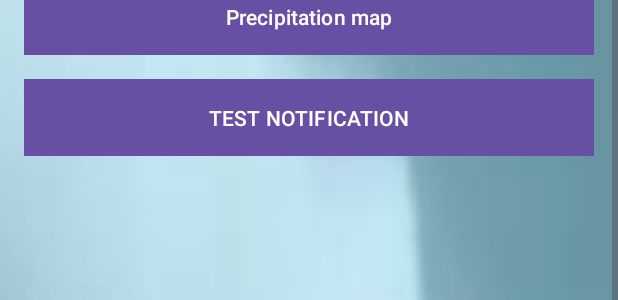
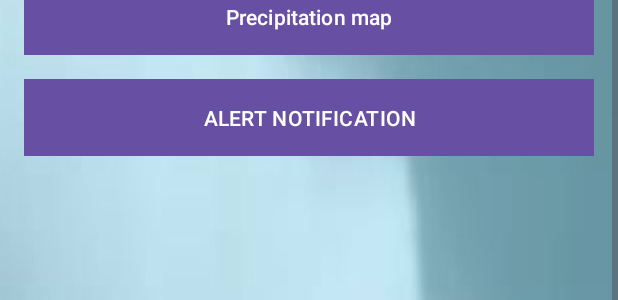
Before and after one commit to kamilmaciejczyk1/WeatherMaster, an Android app: the layout activity_main.xml on its own in the app's theme, with its tools: preview values and no code run, scrolled down 1153 dp, on a phone screen of 412 x 824 dp. Shown: the part 636-936 px from the top of the screen. Run offline under Robolectric (Android 15) with nearby library versions, the phone set to English and light mode, and no system bars; network calls fail.

Commit message:
male poprawki

```diff
--- a/app/src/main/java/com/example/weathermaster/ForecastAdapter.java
+++ b/app/src/main/java/com/example/weathermaster/ForecastAdapter.java
@@ -34,7 +34,7 @@ public class ForecastAdapter extends RecyclerView.Adapter<ForecastAdapter.Foreca
     private String getUnitForField(int fieldIndex) {
         switch (fieldIndex) {
             case 1: // forecast_temperature_text
-                return "°C";
+                return "";
             case 2: // humidity_text
                 return "";
             case 3: // windspeed_text
--- a/app/src/main/res/layout/activity_main.xml
+++ b/app/src/main/res/layout/activity_main.xml
@@ -62,7 +62,7 @@
             android:id="@+id/simulate_alert_button"
             android:layout_width="match_parent"
             android:layout_height="wrap_content"
-            android:text="TEST NOTIFICATION"
+            android:text="ALERT NOTIFICATION"
             android:textColor="@android:color/white"
             android:layout_marginStart="16dp"
             android:layout_marginEnd="16dp"
```
